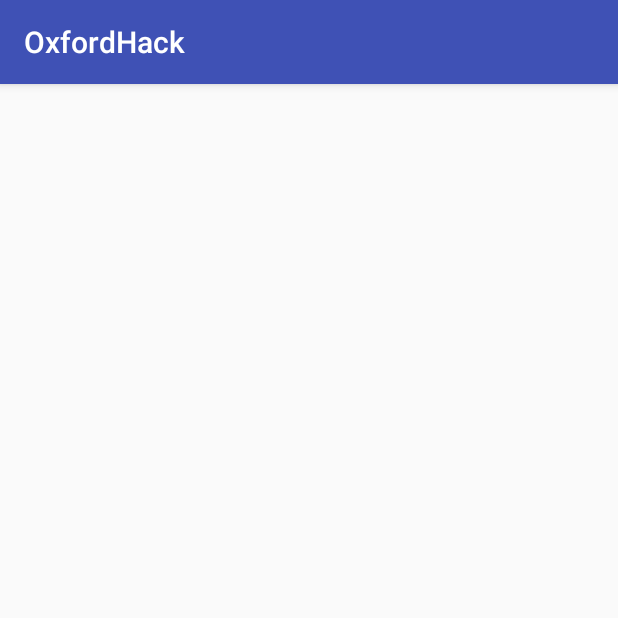
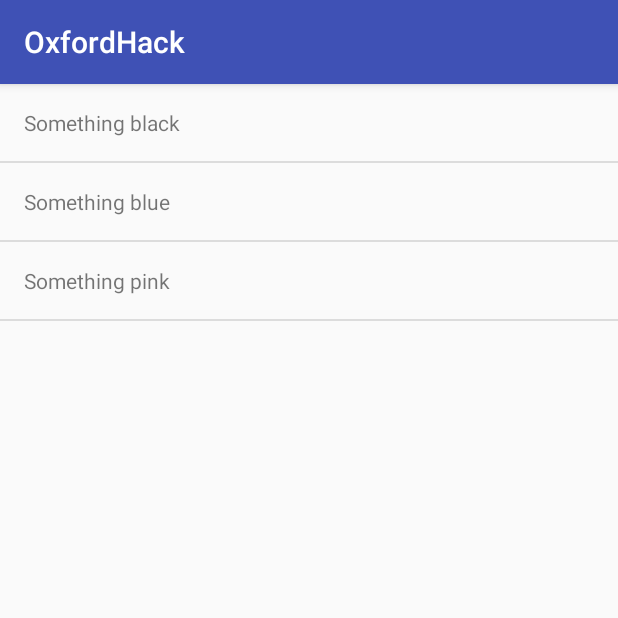
Before and after one commit to WVerlaek/OxfordHack, an Android app: the ChallengeSelectActivity screen opened directly, with no data from a screen before it, on a phone screen of 412 x 824 dp, the top half of it. Run offline under Robolectric (Android 15) with nearby library versions, the phone set to English and light mode, and no system bars.

Commit message:
Added unfinished list to ChallengeSelectActivity

```diff
--- a/app/src/main/AndroidManifest.xml
+++ b/app/src/main/AndroidManifest.xml
@@ -30,7 +30,8 @@
             android:label="@string/title_activity_select"
             android:screenOrientation="portrait"
             android:theme="@style/AppTheme.NoActionBar" />
-        <activity android:name=".ui.activity.ChallengeSelectActivity"></activity>
+        <activity android:name=".ui.activity.ChallengeSelectActivity" />
+        <activity android:name=".ui.activity.ChallengeActivity"></activity>
     </application>
 
 </manifest>
--- /dev/null
+++ b/app/src/main/java/com/wverlaek/oxfordhack/ui/activity/ChallengeActivity.java
@@ -0,0 +1,15 @@
+package com.wverlaek.oxfordhack.ui.activity;
+
+import android.support.v7.app.AppCompatActivity;
+import android.os.Bundle;
+
+import com.wverlaek.oxfordhack.R;
+
+public class ChallengeActivity extends AppCompatActivity {
+
+    @Override
+    protected void onCreate(Bundle savedInstanceState) {
+        super.onCreate(savedInstanceState);
+        setContentView(R.layout.activity_challenge);
+    }
+}
--- a/app/src/main/java/com/wverlaek/oxfordhack/ui/activity/ChallengeSelectActivity.java
+++ b/app/src/main/java/com/wverlaek/oxfordhack/ui/activity/ChallengeSelectActivity.java
@@ -2,14 +2,35 @@ package com.wverlaek.oxfordhack.ui.activity;
 
 import android.support.v7.app.AppCompatActivity;
 import android.os.Bundle;
+import android.view.View;
+import android.widget.AdapterView;
+import android.widget.ArrayAdapter;
+import android.widget.ListView;
 
 import com.wverlaek.oxfordhack.R;
 
+import java.util.ArrayList;
+import java.util.Arrays;
+import java.util.List;
+
 public class ChallengeSelectActivity extends AppCompatActivity {
+    ListView simpleList;
+
+    ArrayList<String> testList = new ArrayList<>(Arrays.asList("Something black", "Something blue", "Something pink"));
+    ArrayAdapter adapter;
 
     @Override
     protected void onCreate(Bundle savedInstanceState) {
         super.onCreate(savedInstanceState);
         setContentView(R.layout.activity_challenge_select);
+        simpleList = (ListView) findViewById(R.id.challengeSelectListView);
+        adapter = new ArrayAdapter<String>(this, R.layout.activity_challenge,
+                R.id.challengeTextView, testList);
+        simpleList.setAdapter(adapter);
+
+        simpleList.setOnItemClickListener((parent, view, position, id) -> {
+            testList.add("Test..");
+            adapter.notifyDataSetChanged();
+        });
     }
 }
--- /dev/null
+++ b/app/src/main/res/layout/activity_challenge.xml
@@ -0,0 +1,17 @@
+<?xml version="1.0" encoding="utf-8"?>
+<LinearLayout xmlns:android="http://schemas.android.com/apk/res/android"
+    xmlns:app="http://schemas.android.com/apk/res-auto"
+    xmlns:tools="http://schemas.android.com/tools"
+    android:layout_width="match_parent"
+    android:layout_height="match_parent"
+    tools:context="com.wverlaek.oxfordhack.ui.activity.ChallengeActivity">
+
+    <TextView
+        android:id="@+id/challengeTextView"
+        android:layout_width="fill_parent"
+        android:layout_height="wrap_content"
+        android:layout_gravity="center"
+        android:padding="@dimen/activity_horizontal_margin"
+        />
+
+</LinearLayout>
--- a/app/src/main/res/layout/activity_challenge_select.xml
+++ b/app/src/main/res/layout/activity_challenge_select.xml
@@ -1,9 +1,11 @@
 <?xml version="1.0" encoding="utf-8"?>
-<android.support.constraint.ConstraintLayout xmlns:android="http://schemas.android.com/apk/res/android"
+<ListView
+    xmlns:android="http://schemas.android.com/apk/res/android"
     xmlns:app="http://schemas.android.com/apk/res-auto"
+    android:id="@+id/challengeSelectListView"
     xmlns:tools="http://schemas.android.com/tools"
     android:layout_width="match_parent"
     android:layout_height="match_parent"
     tools:context="com.wverlaek.oxfordhack.ui.activity.ChallengeSelectActivity">
 
-</android.support.constraint.ConstraintLayout>
+</ListView>
```
